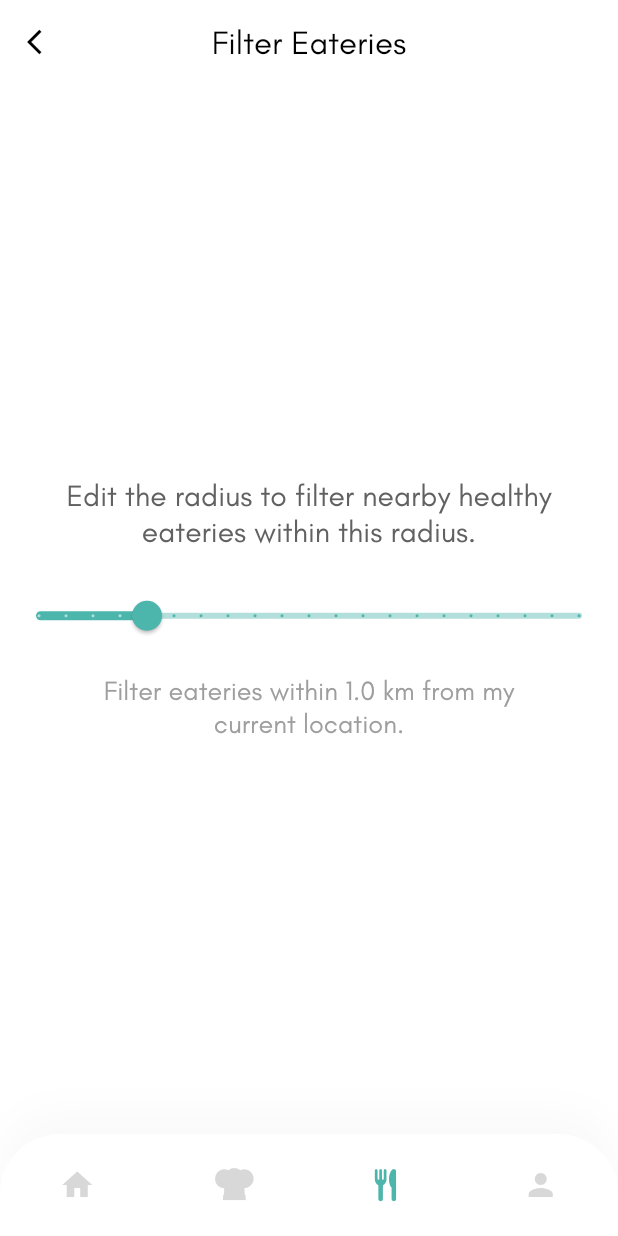
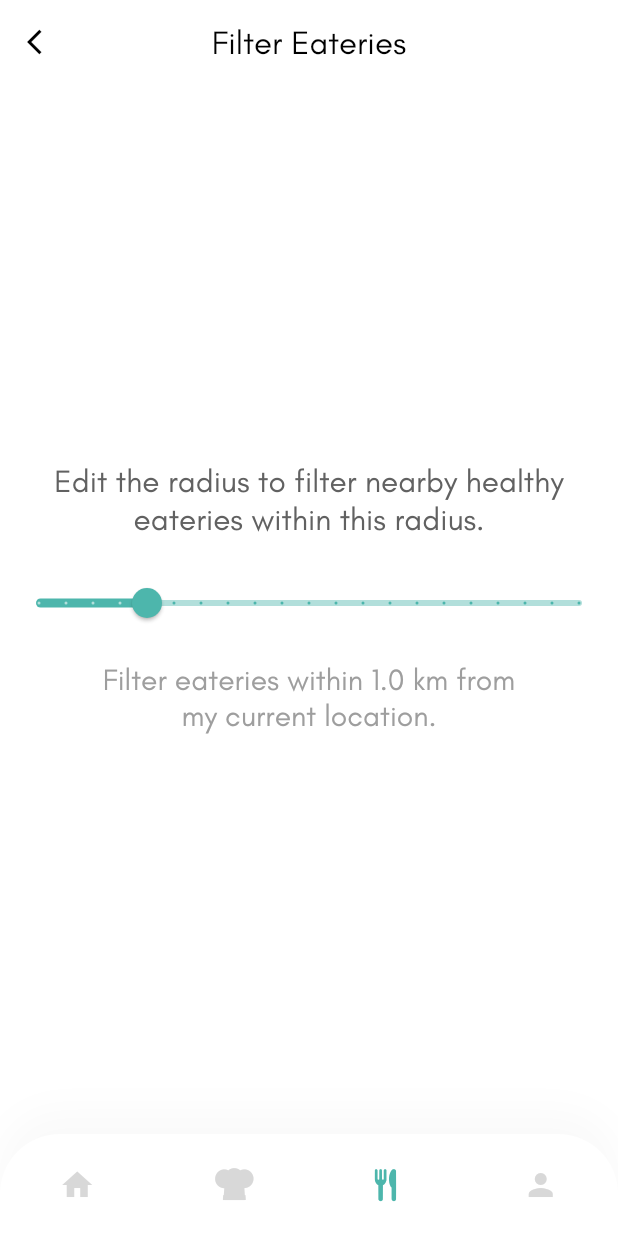
Before and after one commit to josephinehemingway/CZ2006_HealthyFoodGoWhere, a Flutter app: the filterRadius screen opened by its route, on a phone screen of 412 x 824 dp. Run offline on Flutter 3.47's test engine with Material 2 defaults, Android fonts, the phone set to English and light mode, and no system bars; our stand-ins replace csv, firebase_auth, firebase_core, firebase_database, geolocator, google_maps_flutter and 4 more; accounts and stored records are empty.

Commit message:
added error msg on filter

```diff
--- a/lib/boundary/screens/Eateries/filterRadiusUI.dart
+++ b/lib/boundary/screens/Eateries/filterRadiusUI.dart
@@ -1,5 +1,6 @@
 import 'package:flutter/material.dart';
 import 'package:flutter_app/boundary/screens/Eateries/EateriesListUI.dart';
+import '../../../control/RecommendHealthyEatery.dart';
 import '../../widgets/bottomNavBar.dart';
 import '../../widgets/customAppBar.dart';
 
@@ -42,7 +43,7 @@ class _filterRadiusState extends State<filterRadius> {
             Container(
               width: 350,
               child: Text("Edit the radius to filter nearby healthy eateries within this radius.",
-                style: TextStyle(fontSize: 20, color: Colors.grey[700]), textAlign: TextAlign.center,
+                style: TextStyle(fontSize: 21, color: Colors.grey[700]), textAlign: TextAlign.center,
             )),
             SizedBox(height: 20,),
 
@@ -66,9 +67,12 @@ class _filterRadiusState extends State<filterRadius> {
             Container(
                 width: 300,
                 child: Text("Filter eateries within ${_currentSliderValue} km from my current location.",
-                  style: TextStyle(fontSize: 18, color: Colors.grey[500]), textAlign: TextAlign.center,
+                  style: TextStyle(fontSize: 20, color: Colors.grey[500]), textAlign: TextAlign.center,
                 )),
+            SizedBox(height: 15,),
+            RecommendHealthyEatery.returnError(_currentSliderValue)
           ])),
+
       );
   }
 }
--- a/lib/control/RecommendHealthyEatery.dart
+++ b/lib/control/RecommendHealthyEatery.dart
@@ -1,4 +1,6 @@
 import 'dart:math';
+import 'package:flutter/cupertino.dart';
+import 'package:flutter/material.dart';
 import '../entity/Eatery.dart';
 
 /// This is a control class to recommend Healthy Eateries nearby.
@@ -49,4 +51,20 @@ class RecommendHealthyEatery {
     return 12742 * asin(sqrt(a));
   }
 
+  /// A method to return an error message if the user slides the radius distance to 0.0km.
+  ///
+  /// Returns a Widget.
+  static Widget returnError(distance){
+    if (distance == 0){
+      return Container(
+          width: 300,
+          child: Text("Invalid distance chosen, try a larger radius.",
+          style: TextStyle(fontSize: 16, color: Colors.red[900]), textAlign: TextAlign.center,
+      ));
+    }
+    else{
+      return SizedBox(height: 0,);
+    }
+  }
+
 }
```
